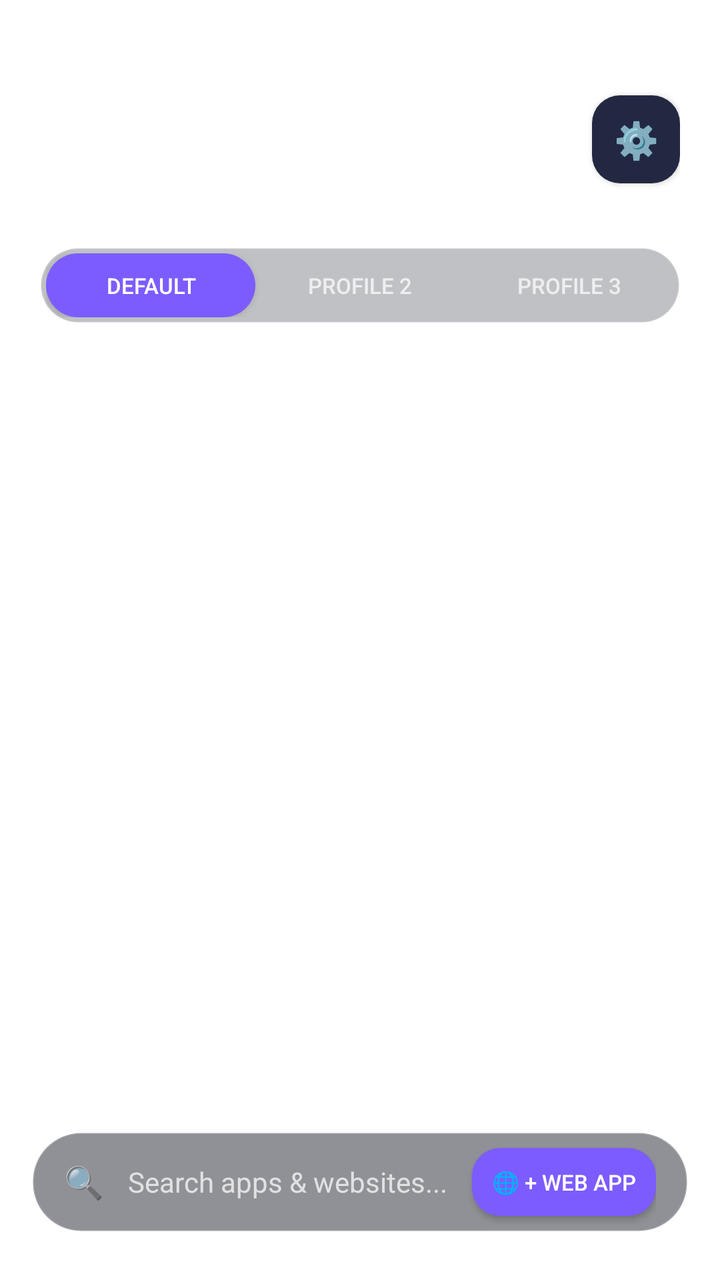
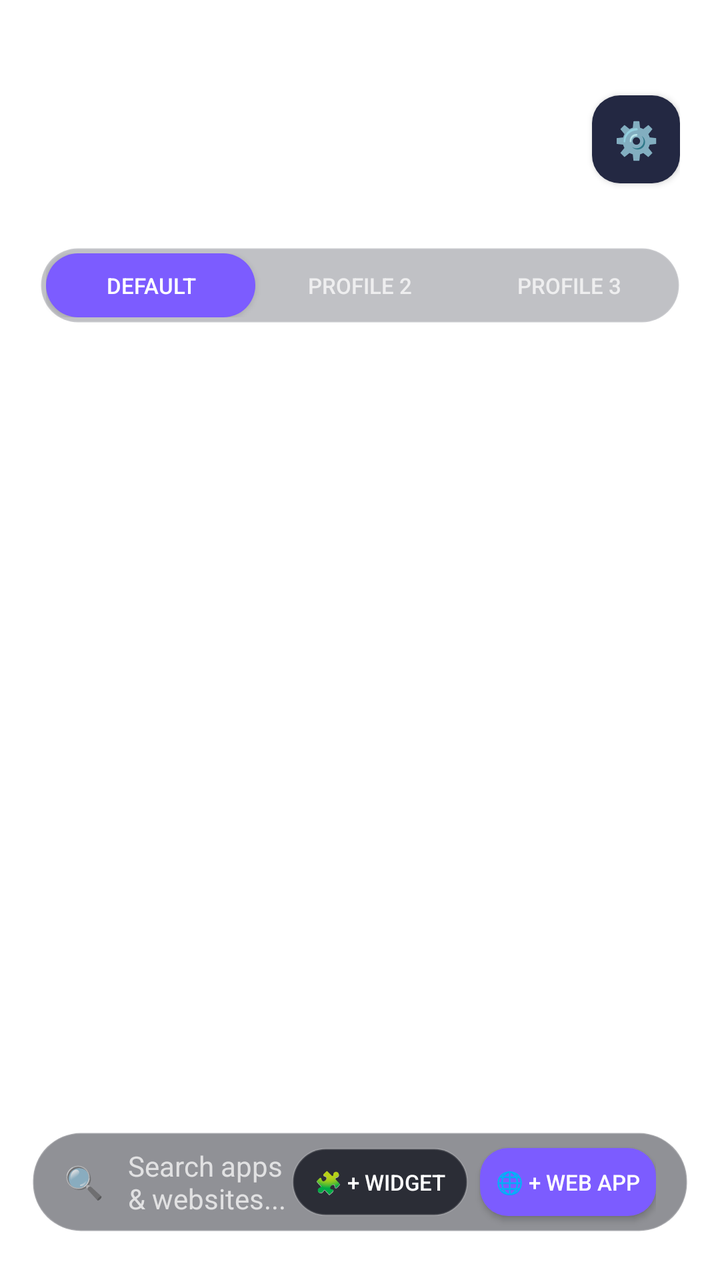

An Android layout rendered at two revisions. The XML below is the earlier revision; the diff shows what the commit changed to produce the second picture.
<!-- AndroidManifest.xml: activity theme android:Theme.Material.Wallpaper.NoTitleBar -->
<!-- res/layout/activity_home.xml -->
<?xml version="1.0" encoding="utf-8"?>
<RelativeLayout xmlns:android="http://schemas.android.com/apk/res/android"
    android:id="@+id/home_root"
    android:layout_width="match_parent"
    android:layout_height="match_parent"
    android:fitsSystemWindows="true">

    
    <LinearLayout
        android:id="@+id/drag_action_bar"
        android:layout_width="match_parent"
        android:layout_height="52dp"
        android:layout_alignParentTop="true"
        android:orientation="horizontal"
        android:gravity="center"
        android:paddingStart="24dp"
        android:paddingEnd="24dp"
        android:background="#E610121C"
        android:elevation="12dp"
        android:visibility="gone">

        <TextView
            android:id="@+id/drag_action_remove"
            android:layout_width="wrap_content"
            android:layout_height="38dp"
            android:background="@drawable/dock_card"
            android:gravity="center"
            android:paddingStart="18dp"
            android:paddingEnd="18dp"
            android:text="🗑️ Drop to Remove"
            android:textColor="#FF5A5A"
            android:textSize="13sp"
            android:fontFamily="sans-serif-medium"
            android:layout_marginEnd="16dp" />

        <TextView
            android:id="@+id/drag_action_options"
            android:layout_width="wrap_content"
            android:layout_height="38dp"
            android:background="@drawable/dock_card"
            android:gravity="center"
            android:paddingStart="18dp"
            android:paddingEnd="18dp"
            android:text="⚙️ Drop for Options"
            android:textColor="#FFFFFF"
            android:textSize="13sp"
            android:fontFamily="sans-serif-medium" />
    </LinearLayout>

    
    <LinearLayout
        android:id="@+id/header_container"
        android:layout_width="match_parent"
        android:layout_height="wrap_content"
        android:orientation="vertical"
        android:paddingStart="20dp"
        android:paddingEnd="20dp"
        android:paddingTop="28dp"
        android:paddingBottom="12dp">

        <RelativeLayout
            android:layout_width="match_parent"
            android:layout_height="wrap_content">

            <LinearLayout
                android:layout_width="wrap_content"
                android:layout_height="wrap_content"
                android:orientation="vertical"
                android:layout_alignParentStart="true">

                <TextView
                    android:id="@+id/home_clock"
                    android:layout_width="wrap_content"
                    android:layout_height="wrap_content"
                    android:textColor="#FFFFFF"
                    android:textSize="44sp"
                    android:fontFamily="sans-serif-medium"
                    android:shadowColor="#AA000000"
                    android:shadowDx="2"
                    android:shadowDy="2"
                    android:shadowRadius="4" />

                <TextView
                    android:id="@+id/home_date_battery"
                    android:layout_width="wrap_content"
                    android:layout_height="wrap_content"
                    android:textColor="#DDEEFA"
                    android:textSize="14sp"
                    android:shadowColor="#AA000000"
                    android:shadowDx="1"
                    android:shadowDy="1"
                    android:shadowRadius="3" />

                
                <LinearLayout
                    android:id="@+id/home_glance_bar"
                    android:layout_width="wrap_content"
                    android:layout_height="wrap_content"
                    android:orientation="horizontal"
                    android:paddingTop="6dp">

                    <TextView
                        android:id="@+id/glance_alarm"
                        android:layout_width="wrap_content"
                        android:layout_height="26dp"
                        android:background="@drawable/dock_card"
                        android:gravity="center_vertical"
                        android:paddingStart="8dp"
                        android:paddingEnd="8dp"
                        android:textColor="#FFFFFF"
                        android:textSize="11sp"
                        android:layout_marginEnd="6dp"
                        android:visibility="gone" />

                    <TextView
                        android:id="@+id/glance_event"
                        android:layout_width="wrap_content"
                        android:layout_height="26dp"
                        android:background="@drawable/dock_card"
                        android:gravity="center_vertical"
                        android:paddingStart="8dp"
                        android:paddingEnd="8dp"
                        android:textColor="#FFFFFF"
                        android:textSize="11sp"
                        android:layout_marginEnd="6dp"
                        android:visibility="gone" />

                    <TextView
                        android:id="@+id/glance_battery"
                        android:layout_width="wrap_content"
                        android:layout_height="26dp"
                        android:background="@drawable/dock_card"
                        android:gravity="center_vertical"
                        android:paddingStart="8dp"
                        android:paddingEnd="8dp"
                        android:textColor="#FFFFFF"
                        android:textSize="11sp"
                        android:visibility="gone" />
                </LinearLayout>
            </LinearLayout>

            
            <Button
                android:id="@+id/btn_home_settings"
                android:layout_width="44dp"
                android:layout_height="44dp"
                android:layout_alignParentEnd="true"
                android:layout_centerVertical="true"
                android:background="@drawable/btn_ghost"
                android:text="⚙️"
                android:textSize="18sp"
                android:textColor="#FFFFFF" />
        </RelativeLayout>

        
        <LinearLayout
            android:id="@+id/home_tabs_container"
            android:layout_width="match_parent"
            android:layout_height="38dp"
            android:layout_marginTop="12dp"
            android:background="@drawable/tab_segment_container"
            android:orientation="horizontal">

            <Button
                android:id="@+id/home_tab_p0"
                android:layout_width="0dp"
                android:layout_height="match_parent"
                android:layout_weight="1"
                android:background="@drawable/tab_active_pill"
                android:text="Default"
                android:textSize="11sp"
                android:fontFamily="sans-serif-medium"
                android:textColor="#FFFFFF" />

            <Button
                android:id="@+id/home_tab_p1"
                android:layout_width="0dp"
                android:layout_height="match_parent"
                android:layout_weight="1"
                android:background="@android:color/transparent"
                android:text="Profile 2"
                android:textSize="11sp"
                android:fontFamily="sans-serif-medium"
                android:textColor="#BBFFFFFF" />

            <Button
                android:id="@+id/home_tab_p2"
                android:layout_width="0dp"
                android:layout_height="match_parent"
                android:layout_weight="1"
                android:background="@android:color/transparent"
                android:text="Profile 3"
                android:textSize="11sp"
                android:fontFamily="sans-serif-medium"
                android:textColor="#BBFFFFFF" />
        </LinearLayout>
    </LinearLayout>

    
    <LinearLayout
        android:id="@+id/btn_toggle_apps_pill"
        android:layout_width="wrap_content"
        android:layout_height="44dp"
        android:layout_above="@id/bottom_bar"
        android:layout_centerHorizontal="true"
        android:layout_marginBottom="12dp"
        android:background="@drawable/tab_segment_container"
        android:orientation="horizontal"
        android:gravity="center"
        android:paddingStart="24dp"
        android:paddingEnd="24dp"
        android:clickable="true"
        android:focusable="true"
        android:elevation="6dp"
        android:visibility="gone">

        <TextView
            android:id="@+id/text_toggle_apps_pill"
            android:layout_width="wrap_content"
            android:layout_height="wrap_content"
            android:text="🚀 Apps"
            android:textColor="#FFFFFF"
            android:textSize="14sp"
            android:fontFamily="sans-serif-medium"
            android:shadowColor="#AA000000"
            android:shadowDx="1"
            android:shadowDy="1"
            android:shadowRadius="3" />
    </LinearLayout>

    
    <LinearLayout
        android:id="@+id/bottom_bar"
        android:layout_width="match_parent"
        android:layout_height="wrap_content"
        android:layout_alignParentBottom="true"
        android:orientation="vertical"
        android:paddingStart="16dp"
        android:paddingEnd="16dp"
        android:paddingBottom="24dp">

        
        <LinearLayout
            android:id="@+id/home_search_bar"
            android:layout_width="match_parent"
            android:layout_height="50dp"
            android:orientation="horizontal"
            android:gravity="center_vertical"
            android:background="@drawable/search_bar"
            android:paddingStart="16dp"
            android:paddingEnd="16dp"
            android:clickable="true"
            android:focusable="true">

            <TextView
                android:layout_width="wrap_content"
                android:layout_height="wrap_content"
                android:text="🔍"
                android:textSize="16sp" />

            <TextView
                android:id="@+id/home_search_hint"
                android:layout_width="0dp"
                android:layout_height="wrap_content"
                android:layout_weight="1"
                android:paddingStart="12dp"
                android:text="Search apps &amp; websites..."
                android:textColor="#BBFFFFFF"
                android:textSize="14sp" />

            <Button
                android:id="@+id/btn_quick_add_web"
                android:layout_width="wrap_content"
                android:layout_height="34dp"
                android:background="@drawable/btn_accent"
                android:text="🌐 + Web App"
                android:textColor="#FFFFFF"
                android:textSize="11sp"
                android:paddingStart="10dp"
                android:paddingEnd="10dp" />
        </LinearLayout>
    </LinearLayout>

    
    <LinearLayout
        android:id="@+id/home_widgets_container"
        android:layout_width="match_parent"
        android:layout_height="wrap_content"
        android:layout_below="@id/header_container"
        android:orientation="vertical"
        android:paddingStart="12dp"
        android:paddingEnd="12dp"
        android:paddingBottom="6dp" />

    
    <GridView
        android:id="@+id/home_grid"
        android:layout_width="match_parent"
        android:layout_height="match_parent"
        android:layout_below="@id/home_widgets_container"
        android:layout_above="@id/bottom_bar"
        android:numColumns="4"
        android:verticalSpacing="12dp"
        android:horizontalSpacing="4dp"
        android:paddingStart="8dp"
        android:paddingEnd="8dp"
        android:paddingTop="8dp"
        android:paddingBottom="8dp"
        android:clipToPadding="false"
        android:listSelector="@android:color/transparent"
        android:overScrollMode="never"
        android:scrollbars="none"
        android:fadingEdge="none"
        android:gravity="center" />

    
    <TextView
        android:id="@+id/home_empty_hint"
        android:layout_width="wrap_content"
        android:layout_height="wrap_content"
        android:layout_centerInParent="true"
        android:gravity="center"
        android:text="No shortcuts in this profile yet.\nTap '🌐 + Web App' below or ⚙️ Settings to add apps!"
        android:textColor="#CCFFFFFF"
        android:textSize="14sp"
        android:padding="20dp"
        android:background="@drawable/dock_card"
        android:visibility="gone" />

</RelativeLayout>
<!-- resources referenced by this layout -->
<resources>
  <!-- drawable btn_accent (drawable) -->
  <?xml version="1.0" encoding="utf-8"?>
  <shape xmlns:android="http://schemas.android.com/apk/res/android"
      android:shape="rectangle">
      <corners android:radius="14dp" />
      <solid android:color="#FF7C5CFF" />
  </shape>
  <!-- drawable btn_ghost (drawable) -->
  <?xml version="1.0" encoding="utf-8"?>
  <shape xmlns:android="http://schemas.android.com/apk/res/android"
      android:shape="rectangle">
      <corners android:radius="14dp" />
      <solid android:color="#FF232842" />
  </shape>
  <!-- drawable dock_card (drawable) -->
  <?xml version="1.0" encoding="utf-8"?>
  <shape xmlns:android="http://schemas.android.com/apk/res/android"
      android:shape="rectangle">
      <corners android:radius="28dp" />
      <solid android:color="#CC12141F" />
      <stroke android:width="1dp" android:color="#22FFFFFF" />
  </shape>
  <!-- drawable search_bar (drawable) -->
  <?xml version="1.0" encoding="utf-8"?>
  <shape xmlns:android="http://schemas.android.com/apk/res/android"
      android:shape="rectangle">
      <corners android:radius="24dp" />
      <solid android:color="#7712141F" />
      <stroke android:width="1dp" android:color="#33FFFFFF" />
  </shape>
  <!-- drawable tab_active_pill (drawable) -->
  <?xml version="1.0" encoding="utf-8"?>
  <shape xmlns:android="http://schemas.android.com/apk/res/android"
      android:shape="rectangle">
      <corners android:radius="17dp" />
      <solid android:color="#FF7C5CFF" />
  </shape>
  <!-- drawable tab_segment_container (drawable) -->
  <?xml version="1.0" encoding="utf-8"?>
  <shape xmlns:android="http://schemas.android.com/apk/res/android"
      android:shape="rectangle">
      <corners android:radius="20dp" />
      <solid android:color="#44131726" />
      <stroke android:width="1dp" android:color="#25FFFFFF" />
      <padding
          android:left="3dp"
          android:top="3dp"
          android:right="3dp"
          android:bottom="3dp" />
  </shape>
</resources>

<!-- the commit's change to res/layout/activity_home.xml (unified diff, before → after) -->
@@ -269,6 +269,18 @@
                 android:textSize="14sp" />
 
             <Button
+                android:id="@+id/btn_quick_add_widget"
+                android:layout_width="wrap_content"
+                android:layout_height="34dp"
+                android:background="@drawable/dock_card"
+                android:text="🧩 + Widget"
+                android:textColor="#FFFFFF"
+                android:textSize="11sp"
+                android:paddingStart="8dp"
+                android:paddingEnd="8dp"
+                android:layout_marginEnd="6dp" />
+
+            <Button
                 android:id="@+id/btn_quick_add_web"
                 android:layout_width="wrap_content"
                 android:layout_height="34dp"
@@ -276,8 +288,8 @@
                 android:text="🌐 + Web App"
                 android:textColor="#FFFFFF"
                 android:textSize="11sp"
-                android:paddingStart="10dp"
-                android:paddingEnd="10dp" />
+                android:paddingStart="8dp"
+                android:paddingEnd="8dp" />
         </LinearLayout>
     </LinearLayout>
 
